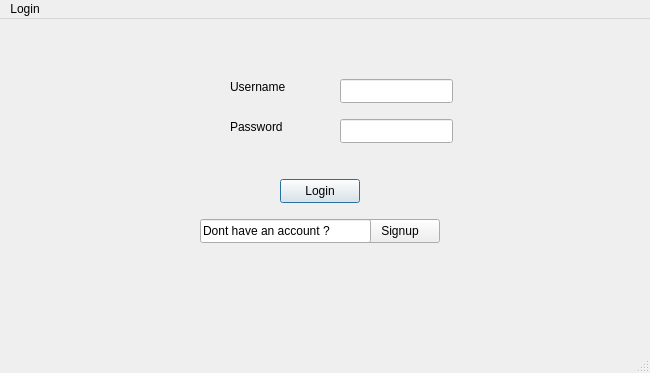
Old version of the form loginwindow.ui in the repository Aayam73/Bus-Management-System.
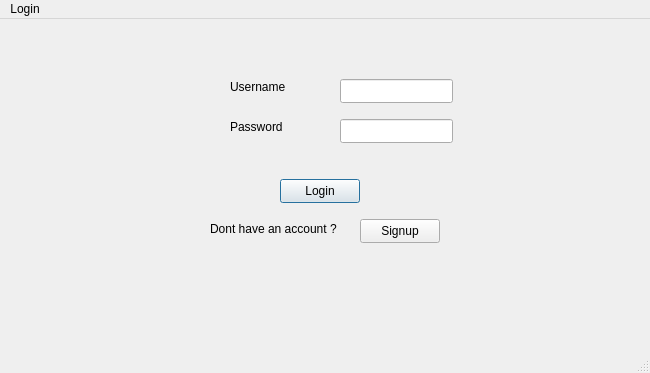
New version of the form.

```diff
--- a/loginwindow.ui
+++ b/loginwindow.ui
@@ -98,21 +98,18 @@
      <string>Signup</string>
     </property>
    </widget>
-   <widget class="QLineEdit" name="txtnoacc">
+   <widget class="QLabel" name="label_3">
     <property name="geometry">
      <rect>
-      <x>200</x>
+      <x>210</x>
       <y>200</y>
-      <width>171</width>
-      <height>24</height>
+      <width>141</width>
+      <height>20</height>
      </rect>
     </property>
     <property name="text">
      <string>Dont have an account ?</string>
     </property>
-    <property name="readOnly">
-     <bool>true</bool>
-    </property>
    </widget>
   </widget>
   <widget class="QMenuBar" name="menubar">
```
Left out of the diff: 3 changed lines with no effect on the pictures.
